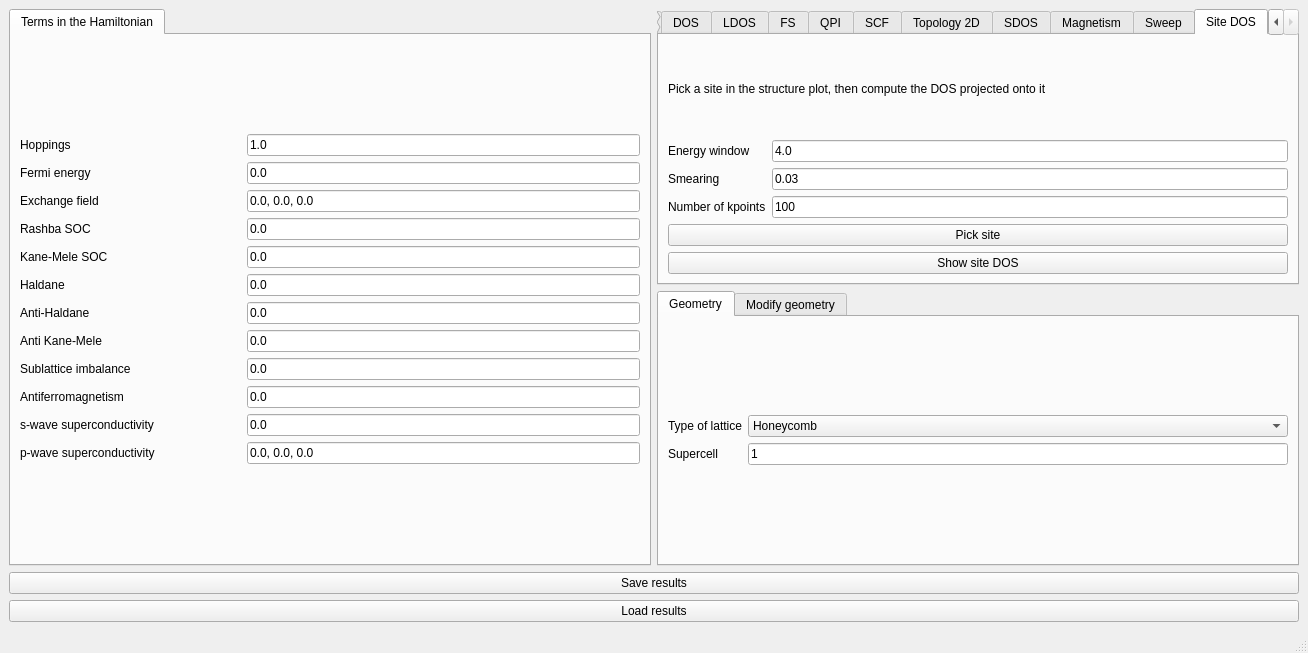
The window that interface-pyqt/2d/interface.ui (joselado/quantum-lattice) describes before a commit, drawn with Qt 5.
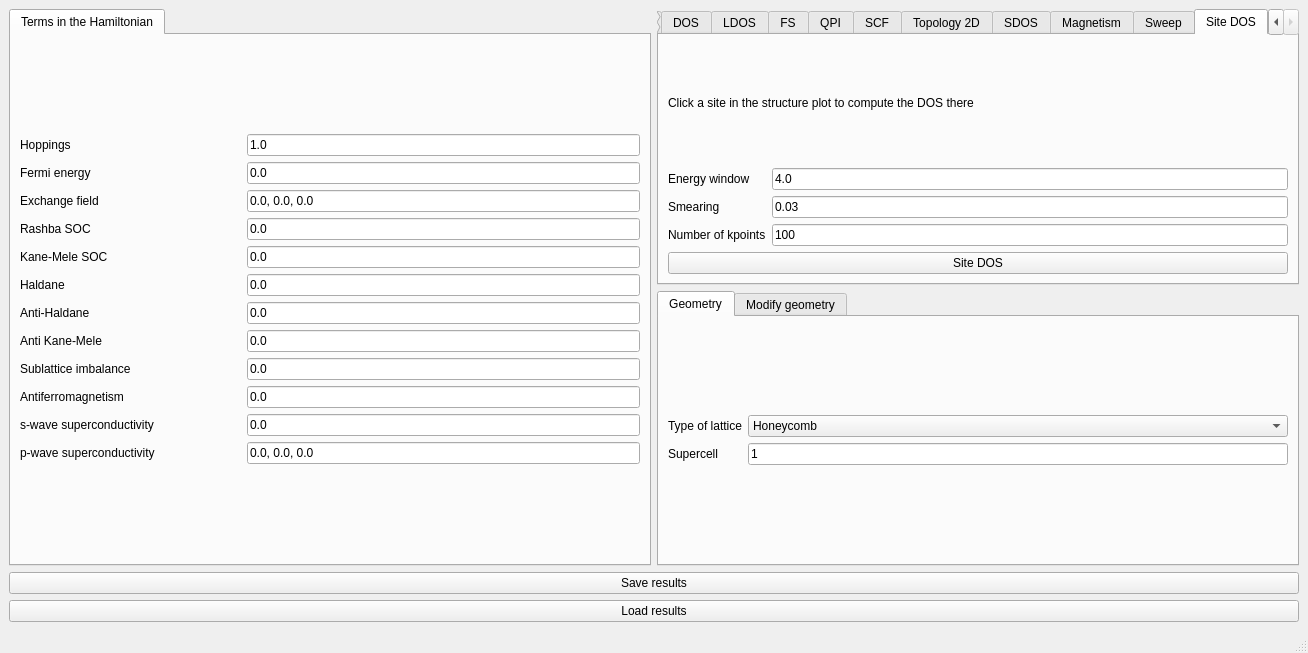
The same window after the commit. The open tabs and pages were chosen to show the change. Custom widgets are drawn as their Qt base class.

Commit message: Make Site DOS a single interactive view instead of two separate steps

Patch:
```diff
--- a/interface-pyqt/2d/interface.ui
+++ b/interface-pyqt/2d/interface.ui
@@ -1632,7 +1632,7 @@
         <item>
          <widget class="BodyLabel" name="label_site_dos_info">
           <property name="text">
-           <string>Pick a site in the structure plot, then compute the DOS projected onto it</string>
+           <string>Click a site in the structure plot to compute the DOS there</string>
           </property>
           <property name="wordWrap">
            <bool>true</bool>
@@ -1685,20 +1685,10 @@
           </item>
          </layout>
         </item>
-        <item>
-         <widget class="PushButton" name="select_site_dos">
-          <property name="toolTip">
-           <string>Click a site in the structure plot to select it</string>
-          </property>
-          <property name="text">
-           <string>Pick site</string>
-          </property>
-         </widget>
-        </item>
         <item>
          <widget class="PushButton" name="show_site_dos">
           <property name="text">
-           <string>Show site DOS</string>
+           <string>Site DOS</string>
           </property>
          </widget>
         </item>
```
The commit also changes 30 other files.
